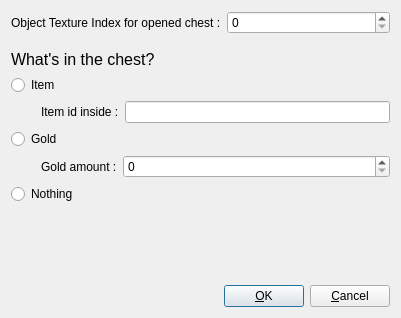
Above: mapEditor/src/editTileActionOpenChestPropertiesForm.ui from jeremydumais/TheWarrior before the change. Below: the same form after it.
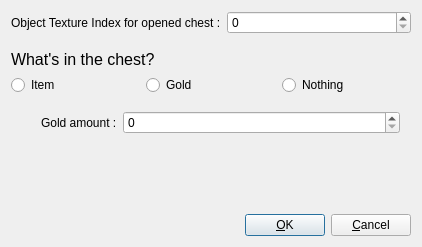
That is the form after the change. Icons and pictures are not drawn.

Patch:
```diff
--- a/mapEditor/src/editTileActionOpenChestPropertiesForm.ui
+++ b/mapEditor/src/editTileActionOpenChestPropertiesForm.ui
@@ -6,8 +6,8 @@
    <rect>
     <x>0</x>
     <y>0</y>
-    <width>401</width>
-    <height>318</height>
+    <width>422</width>
+    <height>247</height>
    </rect>
   </property>
   <property name="windowTitle">
@@ -61,6 +61,8 @@
     </widget>
    </item>
    <item>
+    <layout class="QHBoxLayout" name="horizontalLayout_2">
+     <item>
     <widget class="QRadioButton" name="radioButtonItem">
      <property name="text">
       <string>Item</string>
@@ -68,6 +70,42 @@
     </widget>
    </item>
    <item>
+      <widget class="QRadioButton" name="radioButtonGold">
+       <property name="text">
+        <string>Gold</string>
+       </property>
+      </widget>
+     </item>
+     <item>
+      <widget class="QRadioButton" name="radioButtonNothing">
+       <property name="text">
+        <string>Nothing</string>
+       </property>
+      </widget>
+     </item>
+    </layout>
+   </item>
+   <item>
+    <widget class="QStackedWidget" name="stackedWidget">
+     <property name="minimumSize">
+      <size>
+       <width>0</width>
+       <height>20</height>
+      </size>
+     </property>
+     <property name="currentIndex">
+      <number>1</number>
+     </property>
+     <widget class="QWidget" name="pageItem">
+      <widget class="QWidget" name="formLayoutWidget_3">
+       <property name="geometry">
+        <rect>
+         <x>0</x>
+         <y>10</y>
+         <width>389</width>
+         <height>41</height>
+        </rect>
+       </property>
     <layout class="QFormLayout" name="formLayout_4">
      <property name="leftMargin">
       <number>30</number>
@@ -83,15 +121,18 @@
       <widget class="QLineEdit" name="lineEditItemIdInside"/>
      </item>
     </layout>
-   </item>
-   <item>
-    <widget class="QRadioButton" name="radioButtonGold">
-     <property name="text">
-      <string>Gold</string>
-     </property>
-    </widget>
-   </item>
-   <item>
+      </widget>
+     </widget>
+     <widget class="QWidget" name="pageGold">
+      <widget class="QWidget" name="formLayoutWidget">
+       <property name="geometry">
+        <rect>
+         <x>0</x>
+         <y>10</y>
+         <width>389</width>
+         <height>34</height>
+        </rect>
+       </property>
     <layout class="QFormLayout" name="formLayout_2">
      <property name="leftMargin">
       <number>30</number>
@@ -117,26 +158,9 @@
       </widget>
      </item>
     </layout>
-   </item>
-   <item>
-    <widget class="QRadioButton" name="radioButtonNothing">
-     <property name="text">
-      <string>Nothing</string>
-     </property>
-    </widget>
-   </item>
-   <item>
-    <spacer name="verticalSpacer">
-     <property name="orientation">
-      <enum>Qt::Vertical</enum>
-     </property>
-     <property name="sizeHint" stdset="0">
-      <size>
-       <width>20</width>
-       <height>40</height>
-      </size>
-     </property>
-    </spacer>
+      </widget>
+     </widget>
+    </widget>
    </item>
    <item>
     <layout class="QHBoxLayout" name="horizontalLayout">
```
Lines whose indentation alone changed are shown as unchanged.
